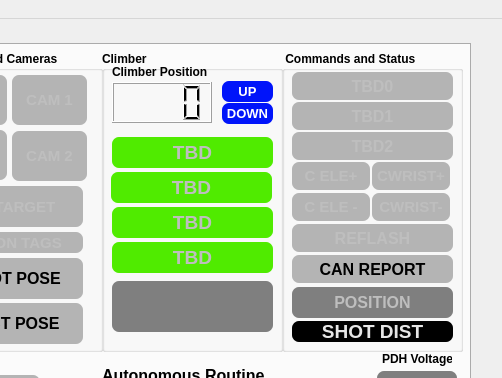
This is gui_refactor/layout_2025.ui in aesatchien/FRC2429_2025 as Qt 5 draws it before an edit; both pictures show x 980 to 1482 and y 0 to 378 of the 1482 by 724 pixel window. The edited form follows.
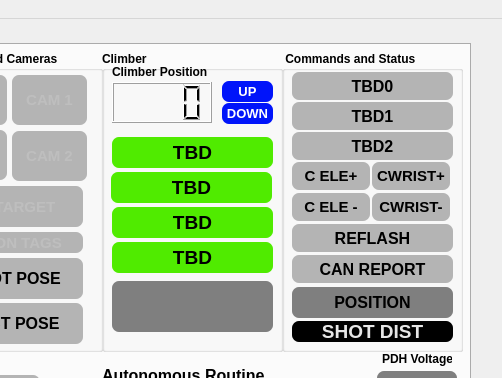
This is the edited form. Icons and pictures are not drawn. Custom widgets are drawn as their Qt base class.

Commit message: gui commands input made far simpler

```diff
--- a/gui_refactor/layout_2025.ui
+++ b/gui_refactor/layout_2025.ui
@@ -69,7 +69,7 @@
       </property>
       <widget class="ClickableQLabel" name="qlabel_l1_indicator">
        <property name="enabled">
-        <bool>false</bool>
+        <bool>true</bool>
        </property>
        <property name="geometry">
         <rect>
@@ -103,7 +103,7 @@
       </widget>
       <widget class="ClickableQLabel" name="qlabel_l3_indicator">
        <property name="enabled">
-        <bool>false</bool>
+        <bool>true</bool>
        </property>
        <property name="geometry">
         <rect>
@@ -236,7 +236,7 @@
       </widget>
       <widget class="ClickableQLabel" name="qlabel_l4_indicator">
        <property name="enabled">
-        <bool>false</bool>
+        <bool>true</bool>
        </property>
        <property name="geometry">
         <rect>
@@ -303,7 +303,7 @@
       </widget>
       <widget class="ClickableQLabel" name="qlabel_l2_indicator">
        <property name="enabled">
-        <bool>false</bool>
+        <bool>true</bool>
        </property>
        <property name="geometry">
         <rect>
@@ -1130,7 +1130,7 @@
       </widget>
       <widget class="ClickableQLabel" name="qlabel_score_indicator">
        <property name="enabled">
-        <bool>false</bool>
+        <bool>true</bool>
        </property>
        <property name="geometry">
         <rect>
@@ -1163,7 +1163,7 @@
       </widget>
       <widget class="ClickableQLabel" name="qlabel_stow_indicator">
        <property name="enabled">
-        <bool>false</bool>
+        <bool>true</bool>
        </property>
        <property name="geometry">
         <rect>
@@ -1196,7 +1196,7 @@
       </widget>
       <widget class="ClickableQLabel" name="qlabel_elevator_shift_up_indicator">
        <property name="enabled">
-        <bool>false</bool>
+        <bool>true</bool>
        </property>
        <property name="geometry">
         <rect>
@@ -1231,7 +1231,7 @@
       </widget>
       <widget class="ClickableQLabel" name="qlabel_position_indicator">
        <property name="enabled">
-        <bool>false</bool>
+        <bool>true</bool>
        </property>
        <property name="geometry">
         <rect>
@@ -1299,7 +1299,7 @@
       </widget>
       <widget class="ClickableQLabel" name="qlabel_reset_flex_indicator">
        <property name="enabled">
-        <bool>false</bool>
+        <bool>true</bool>
        </property>
        <property name="geometry">
         <rect>
@@ -1332,7 +1332,7 @@
       </widget>
       <widget class="ClickableQLabel" name="qlabel_elevator_shift_down_indicator">
        <property name="enabled">
-        <bool>false</bool>
+        <bool>true</bool>
        </property>
        <property name="geometry">
         <rect>
@@ -1367,7 +1367,7 @@
       </widget>
       <widget class="ClickableQLabel" name="qlabel_cal_wrist_down_indicator">
        <property name="enabled">
-        <bool>false</bool>
+        <bool>true</bool>
        </property>
        <property name="geometry">
         <rect>
@@ -1402,7 +1402,7 @@
       </widget>
       <widget class="ClickableQLabel" name="qlabel_cal_wrist_up_indicator">
        <property name="enabled">
-        <bool>false</bool>
+        <bool>true</bool>
        </property>
        <property name="geometry">
         <rect>
@@ -1437,7 +1437,7 @@
       </widget>
       <widget class="ClickableQLabel" name="qlabel_cal_wrist_indicator">
        <property name="enabled">
-        <bool>false</bool>
+        <bool>true</bool>
        </property>
        <property name="geometry">
         <rect>
```
Left out of the diff: 56 changed lines with no effect on the pictures. The commit also changes 5 other files.
